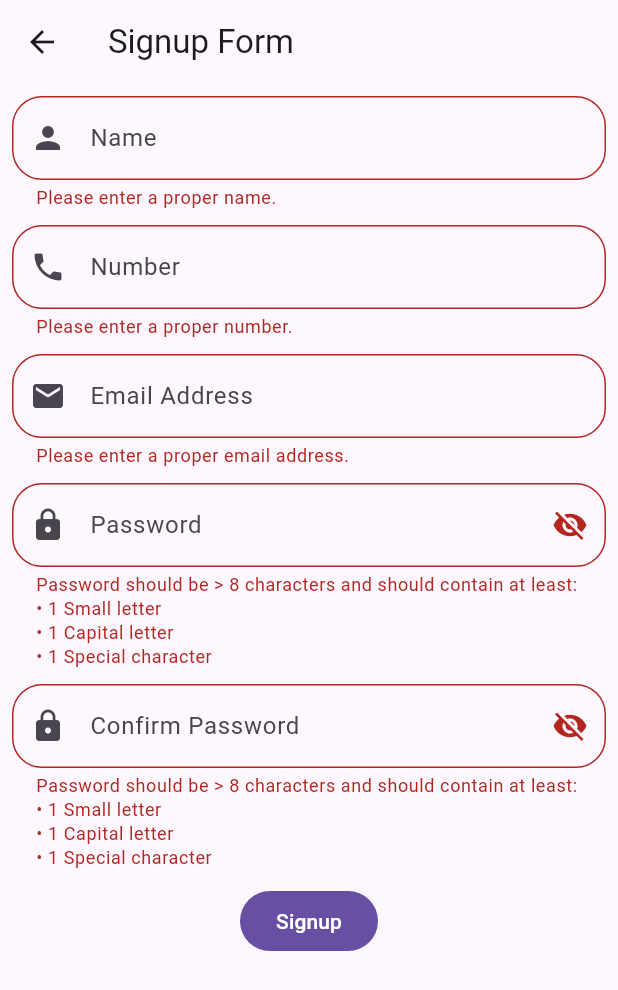
After one commit to lalan-desai-28/Flutter-Trainee-2025, a Flutter app: the screen it shows after launch, after a tap on "TextFields & Forms", on a phone screen of 412 x 824 dp. The commit adds this screen. Shown: the top 990 px of the screen. Run offline on Flutter 3.47's test engine with Material 3 defaults, Android fonts, the light colour scheme and no system bars; our stand-ins replace file_picker; network calls fail.

Commit message:
All tasks of taskfields and forms

```diff
--- a/lib/screens/main_screen.dart
+++ b/lib/screens/main_screen.dart
@@ -3,6 +3,7 @@ import 'package:flutter_trainee_2025/screens/asset_image_fonts_task_screen.dart'
 import 'package:flutter_trainee_2025/screens/cupertino_task_screen.dart';
 import 'package:flutter_trainee_2025/screens/dialog_tabbar_navigationbar_csutom_widget_task_screen.dart';
 import 'package:flutter_trainee_2025/screens/material_basic_layout_widgets_task_screen.dart';
+import 'package:flutter_trainee_2025/screens/textfields_forms_task_screen.dart';
 import 'package:flutter_trainee_2025/widgets/task_button_widget.dart';
 
 class MainScreen extends StatelessWidget {
@@ -26,8 +27,12 @@ class MainScreen extends StatelessWidget {
             ),
             TaskButton(title: "Cupertino", taskScreen: CupertinoTaskScreen()),
             TaskButton(
-              title: "Dialog, Tabbar, Navigationbar, Csutom Widget",
+              title: "Dialog, Tabbar, Navigationbar & Custom Widget",
               taskScreen: DialogTabbarNavigationbarCsutomWidgetTaskScreen(),
+            ),
+            TaskButton(
+              title: "TextFields & Forms",
+              taskScreen: TextfieldsFormsTaskScreen(),
             ),
           ],
         ),
--- /dev/null
+++ b/lib/screens/textfields_forms_task_screen.dart
@@ -0,0 +1,224 @@
+import 'package:flutter/material.dart';
+import 'package:flutter/services.dart';
+
+class TextfieldsFormsTaskScreen extends StatefulWidget {
+  const TextfieldsFormsTaskScreen({super.key});
+
+  @override
+  State<TextfieldsFormsTaskScreen> createState() =>
+      _TextfieldsFormsTaskScreenState();
+}
+
+class _TextfieldsFormsTaskScreenState extends State<TextfieldsFormsTaskScreen> {
+  final formKey = GlobalKey<FormState>();
+
+  final TextEditingController _nameController = TextEditingController();
+  final TextEditingController _numberController = TextEditingController();
+  final TextEditingController _emailAddressController = TextEditingController();
+  final TextEditingController _passwordController = TextEditingController();
+  final TextEditingController _confirmPasswordController =
+      TextEditingController();
+
+  bool _passwordVisibility = false;
+  bool _confirmPasswordVisibility = false;
+
+  @override
+  Widget build(BuildContext context) {
+    return Scaffold(
+      appBar: AppBar(title: Text("Signup Form")),
+      body: SingleChildScrollView(
+        child: Padding(
+          padding: const EdgeInsets.all(8.0),
+          child: Form(
+            autovalidateMode: AutovalidateMode.always,
+            key: formKey,
+            child: Column(
+              spacing: 10,
+              children: [
+                TextFormField(
+                  controller: _nameController,
+                  keyboardType: TextInputType.text,
+                  inputFormatters: [
+                    FilteringTextInputFormatter(
+                      RegExp('[a-zA-Z ]'),
+                      allow: true,
+                    ),
+                  ],
+                  validator: (value) {
+                    if (value == null ||
+                        value.isEmpty ||
+                        !(RegExp(r"^[a-zA-Z ]+$").hasMatch(value))) {
+                      return "Please enter a proper name.";
+                    }
+                    return null;
+                  },
+                  decoration: InputDecoration(
+                    prefixIcon: Icon(Icons.person),
+                    hintText: "Name",
+                    border: OutlineInputBorder(
+                      borderRadius: BorderRadius.circular(20),
+                    ),
+                  ),
+                ),
+
+                TextFormField(
+                  controller: _numberController,
+                  maxLength: 10,
+                  maxLengthEnforcement:
+                      MaxLengthEnforcement.truncateAfterCompositionEnds,
+                  keyboardType: TextInputType.numberWithOptions(
+                    decimal: false,
+                    signed: false,
+                  ),
+                  inputFormatters: [FilteringTextInputFormatter.digitsOnly],
+                  validator: (value) {
+                    if (value == null || value.isEmpty || value.length != 10) {
+                      return "Please enter a proper number.";
+                    }
+                    return null;
+                  },
+                  decoration: InputDecoration(
+                    prefixIcon: Icon(Icons.phone),
+                    counterText: "",
+                    hintText: "Number",
+                    border: OutlineInputBorder(
+                      borderRadius: BorderRadius.circular(20),
+                    ),
+                  ),
+                ),
+
+                TextFormField(
+                  controller: _emailAddressController,
+                  inputFormatters: [
+                    FilteringTextInputFormatter(
+                      RegExp("[a-z0-9.@]"),
+                      allow: true,
+                      replacementString: '',
+                    ),
+                  ],
+                  keyboardType: TextInputType.emailAddress,
+                  validator: (value) {
+                    if (value == null ||
+                        value.isEmpty ||
+                        (!RegExp(r'^[^@]+@[^@]+\.[^@]+').hasMatch(value))) {
+                      return "Please enter a proper email address.";
+                    }
+                    return null;
+                  },
+                  decoration: InputDecoration(
+                    prefixIcon: Icon(Icons.email),
+                    hintText: "Email Address",
+                    border: OutlineInputBorder(
+                      borderRadius: BorderRadius.circular(20),
+                    ),
+                  ),
+                ),
+
+                TextFormField(
+                  controller: _passwordController,
+                  keyboardType: TextInputType.visiblePassword,
+                  validator: (value) {
+                    if (value == null ||
+                        value.isEmpty ||
+                        (!RegExp(
+                          r'^(?=.*?[A-Z])(?=.*?[a-z])(?=.*?[0-9])(?=.*?[!@#\$&*~]).{8,}$',
+                        ).hasMatch(value))) {
+                      return "Password should be > 8 characters and should contain at least:\n• 1 Small letter\n• 1 Capital letter\n• 1 Special character";
+                    }
+                    if (_passwordController.text !=
+                        _confirmPasswordController.text) {
+                      return "Password and confirm password should match.";
+                    }
+                    return null;
+                  },
+                  obscureText: !_passwordVisibility,
+                  decoration: InputDecoration(
+                    prefixIcon: Icon(Icons.lock),
+                    suffixIcon: IconButton(
+                      onPressed:
+                          () => setState(() {
+                            _passwordVisibility = !_passwordVisibility;
+                          }),
+                      icon:
+                          _passwordVisibility
+                              ? Icon(Icons.visibility)
+                              : Icon(Icons.visibility_off),
+                    ),
+                    hintText: "Password",
+                    border: OutlineInputBorder(
+                      borderRadius: BorderRadius.circular(20),
+                    ),
+                  ),
+                ),
+
+                TextFormField(
+                  controller: _confirmPasswordController,
+                  keyboardType: TextInputType.visiblePassword,
+                  validator: (value) {
+                    if (value == null ||
+                        value.isEmpty ||
+                        (!RegExp(
+                          r'^(?=.*?[A-Z])(?=.*?[a-z])(?=.*?[0-9])(?=.*?[!@#\$&*~]).{8,}$',
+                        ).hasMatch(value))) {
+                      return "Password should be > 8 characters and should contain at least:\n• 1 Small letter\n• 1 Capital letter\n• 1 Special character";
+                    }
+                    if (_passwordController.text !=
+                        _confirmPasswordController.text) {
+                      return "Password and confirm password should match.";
+                    }
+                    return null;
+                  },
+                  obscureText: !_confirmPasswordVisibility,
+                  decoration: InputDecoration(
+                    prefixIcon: Icon(Icons.lock),
+                    suffixIcon: IconButton(
+                      onPressed:
+                          () => setState(() {
+                            _confirmPasswordVisibility =
+                                !_confirmPasswordVisibility;
+                          }),
+                      icon:
+                          _confirmPasswordVisibility
+                              ? Icon(Icons.visibility)
+                              : Icon(Icons.visibility_off),
+                    ),
+
+                    hintText: "Confirm Password",
+                    border: OutlineInputBorder(
+                      borderRadius: BorderRadius.circular(20),
+                    ),
+                  ),
+                ),
+
+                FilledButton(
+                  style: ButtonStyle(),
+                  onPressed: () {
+                    FocusManager.instance.primaryFocus?.unfocus();
+                    setState(() {
+                      _passwordVisibility = false;
+                      _confirmPasswordVisibility = false;
+                    });
+                    if (formKey.currentState?.validate() ?? false) {
+                      const snackBar = SnackBar(
+                        backgroundColor: Colors.green,
+                        content: Text('Form validated successfully.'),
+                      );
+                      ScaffoldMessenger.of(context).showSnackBar(snackBar);
+                    } else {
+                      const snackBar = SnackBar(
+                        backgroundColor: Colors.red,
+                        content: Text('Please fill the form properly.'),
+                      );
+                      ScaffoldMessenger.of(context).showSnackBar(snackBar);
+                    }
+                  },
+                  child: Text("Signup"),
+                ),
+              ],
+            ),
+          ),
+        ),
+      ),
+    );
+  }
+}
```
